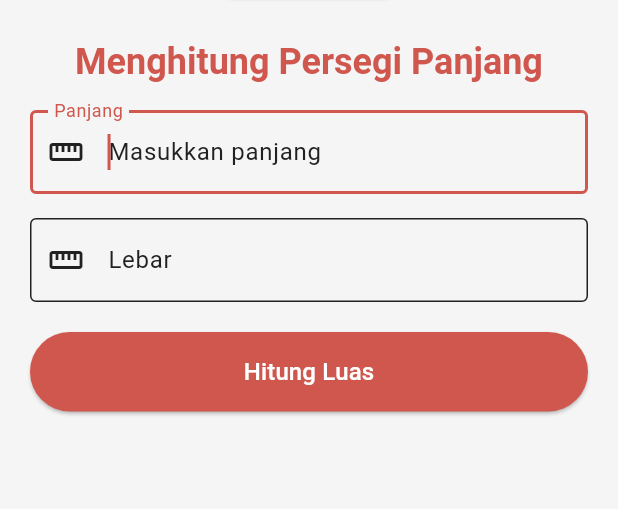
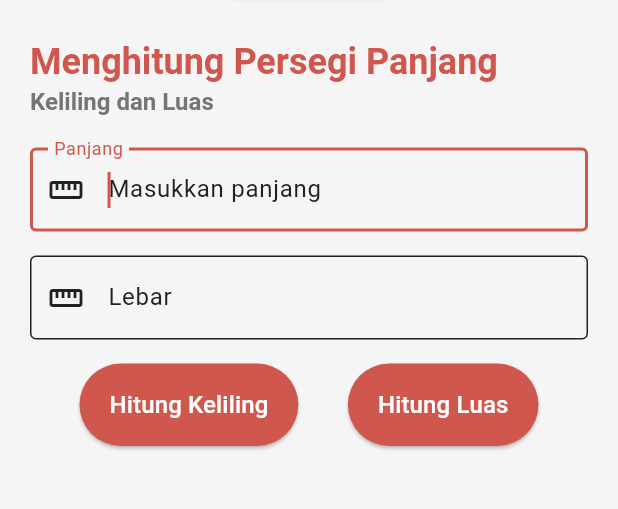
Before and after one commit to Rizz404/tugas_1_pak_ari, a Flutter app: the screen it shows after launch, after a tap on "Ke Tugas 2", on a phone screen of 412 x 824 dp, the part 184-693 px from its top. Run offline on Flutter 3.47's test engine with Material 3 defaults, Android fonts, the phone set to English and light mode, and no system bars.

Commit message:
tambahin keliling kemaren lupa

```diff
--- a/lib/pages/tugas_1.dart
+++ b/lib/pages/tugas_1.dart
@@ -14,11 +14,22 @@ class _Tugas1State extends State<Tugas1> {
   final _lebarController = TextEditingController();
   String? _hasil = '';
 
-  void handleHitung() {
+  void hitung(String hitungApa) {
+    if (_panjangController.text.isEmpty || _lebarController.text.isEmpty) {
+      ScaffoldMessenger.of(context)
+          .showSnackBar(const SnackBar(content: Text('Isi semua field')));
+      return; // * Biar kaga lanjut
+    }
+
+    int panjangDouble = int.parse(_panjangController.text);
+    int lebarDouble = int.parse(_lebarController.text);
+    int rumusLuas = panjangDouble * lebarDouble;
+    int rumusKeliling = 2 * (panjangDouble + lebarDouble);
+
     setState(() {
-      int operasi =
-          int.parse(_panjangController.text) * int.parse(_lebarController.text);
-      _hasil = operasi.toString();
+      _hasil = hitungApa == 'keliling'
+          ? 'Keliling: $rumusKeliling'
+          : 'Luas: $rumusLuas';
       _panjangController.clear();
       _lebarController.clear();
     });
@@ -66,23 +77,30 @@ class _Tugas1State extends State<Tugas1> {
                   hintText: 'Masukkan lebar persegi panjang',
                   label: Text('Lebar')),
             ),
-            const SizedBox(
-              height: 16,
+            const SizedBox(height: 16),
+            Container(
+              margin: const EdgeInsets.only(bottom: 8),
+              width:
+                  double.infinity, // Mengatur lebar button agar memenuhi layar
+              child: ElevatedButton(
+                onPressed: () => hitung('keliling'),
+                child: const Text('Hitung keliling'),
+              ),
             ),
             Container(
               margin: const EdgeInsets.only(bottom: 16),
               width:
                   double.infinity, // Mengatur lebar button agar memenuhi layar
               child: ElevatedButton(
-                onPressed: handleHitung,
-                child: const Text('Hitung'),
+                onPressed: () => hitung('luas'),
+                child: const Text('Hitung luas'),
               ),
             ),
 
             if (_hasil != '')
               Container(
                 decoration: BoxDecoration(
-                    color: Colors.grey.shade200,
+                    color: AppColors.surface,
                     borderRadius: BorderRadius.circular(6)),
                 padding: const EdgeInsets.all(16),
                 child: Text(
@@ -90,7 +108,7 @@ class _Tugas1State extends State<Tugas1> {
                   style: const TextStyle(
                       fontSize: 20,
                       fontWeight: FontWeight.bold,
-                      color: Colors.red),
+                      color: AppColors.primary),
                 ),
               )
           ],
--- a/lib/pages/tugas_2.dart
+++ b/lib/pages/tugas_2.dart
@@ -32,19 +32,22 @@ class _Tugas2State extends State<Tugas2> {
     super.dispose();
   }
 
-  void hitung() {
+  void hitung(String hitungApa) {
     if (_panjangController.text.isEmpty || _lebarController.text.isEmpty) {
       ScaffoldMessenger.of(context)
           .showSnackBar(const SnackBar(content: Text('Isi semua field')));
       return; // * Biar kaga lanjut
     }
 
-    int panjangInt = int.parse(_panjangController.text);
-    int lebarInt = int.parse(_lebarController.text);
-    int rumus = panjangInt * lebarInt;
+    int panjangDouble = int.parse(_panjangController.text);
+    int lebarDouble = int.parse(_lebarController.text);
+    int rumusLuas = panjangDouble * lebarDouble;
+    int rumusKeliling = 2 * (panjangDouble + lebarDouble);
 
     setState(() {
-      _hasil = 'Luas: $rumus';
+      _hasil = hitungApa == 'keliling'
+          ? 'Keliling: $rumusKeliling'
+          : 'Luas: $rumusLuas';
       // * Menghapus isi TextField setelah menghitung
       _panjangController.clear();
       _lebarController.clear();
@@ -62,8 +65,10 @@ class _Tugas2State extends State<Tugas2> {
         child: Padding(
           padding: const EdgeInsets.all(20),
           child: Column(
+            crossAxisAlignment: CrossAxisAlignment.start,
             children: [
-              ElevatedButton.icon(
+              Center(
+                child: ElevatedButton.icon(
                   icon: const Icon(Icons.arrow_back),
                   label: const Text('Ke Tugas 1'),
                   onPressed: () => Navigator.pushNamed(context, '/'),
@@ -72,15 +77,33 @@ class _Tugas2State extends State<Tugas2> {
                     foregroundColor: Colors.white,
                   ),
                 ),
-              const SizedBox(height: 24),
+              ),
+              Padding(
+                padding: const EdgeInsets.only(top: 24, bottom: 20),
+                child: Column(
+                  crossAxisAlignment: CrossAxisAlignment.start,
+                  children: [
                     Text(
                       'Menghitung Persegi Panjang',
-                style: Theme.of(context).textTheme.headlineSmall?.copyWith(
+                      style:
+                          Theme.of(context).textTheme.headlineSmall?.copyWith(
                                 color: AppColors.primary,
                                 fontWeight: FontWeight.bold,
                               ),
                     ),
-              const SizedBox(height: 16),
+                    Text(
+                      'Keliling dan Luas',
+                      style: Theme.of(context)
+                          .textTheme
+                          .headlineSmall
+                          ?.copyWith(
+                              color: AppColors.textSecondary,
+                              fontWeight: FontWeight.bold,
+                              fontSize: 16),
+                    ),
+                  ],
+                ),
+              ),
               TextField(
                 controller: _panjangController,
                 keyboardType: TextInputType.number,
@@ -103,23 +126,39 @@ class _Tugas2State extends State<Tugas2> {
                   hintText: 'Masukkan lebar',
                 ),
               ),
-              const SizedBox(height: 20),
-              SizedBox(
-                width: double.infinity,
-                child: ElevatedButton(
-                  onPressed: () => hitung(),
+              const SizedBox(height: 16),
+              Row(
+                mainAxisAlignment: MainAxisAlignment.spaceEvenly,
+                children: [
+                  ElevatedButton(
+                    onPressed: () => hitung('keliling'),
                     style: ElevatedButton.styleFrom(
                       backgroundColor: AppColors.primary,
-                    padding: const EdgeInsets.symmetric(vertical: 15),
+                      padding: const EdgeInsets.symmetric(
+                          vertical: 16, horizontal: 20),
+                    ),
+                    child: const Text(
+                      'Hitung Keliling',
+                      style: TextStyle(color: AppColors.surface, fontSize: 16),
+                    ),
+                  ),
+                  ElevatedButton(
+                    onPressed: () => hitung('luas'),
+                    style: ElevatedButton.styleFrom(
+                      backgroundColor: AppColors.primary,
+                      padding: const EdgeInsets.symmetric(
+                          vertical: 16, horizontal: 20),
                     ),
                     child: const Text(
                       'Hitung Luas',
                       style: TextStyle(color: AppColors.surface, fontSize: 16),
                     ),
                   ),
+                ],
               ),
               if (_hasil.isNotEmpty)
-                Padding(
+                Center(
+                  child: Padding(
                     padding: const EdgeInsets.only(top: 20),
                     child: Card(
                       child: Padding(
@@ -132,6 +171,7 @@ class _Tugas2State extends State<Tugas2> {
                       ),
                     ),
                   ),
+                ),
             ],
           ),
         ),
```
Lines whose indentation alone changed are shown as unchanged.
